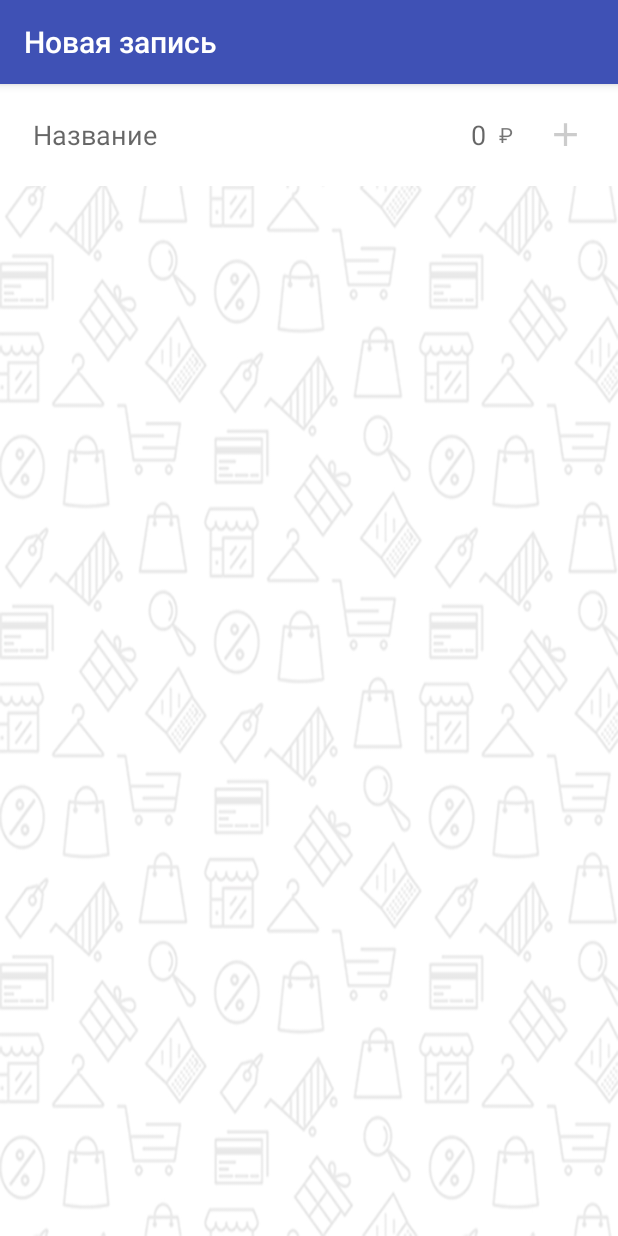
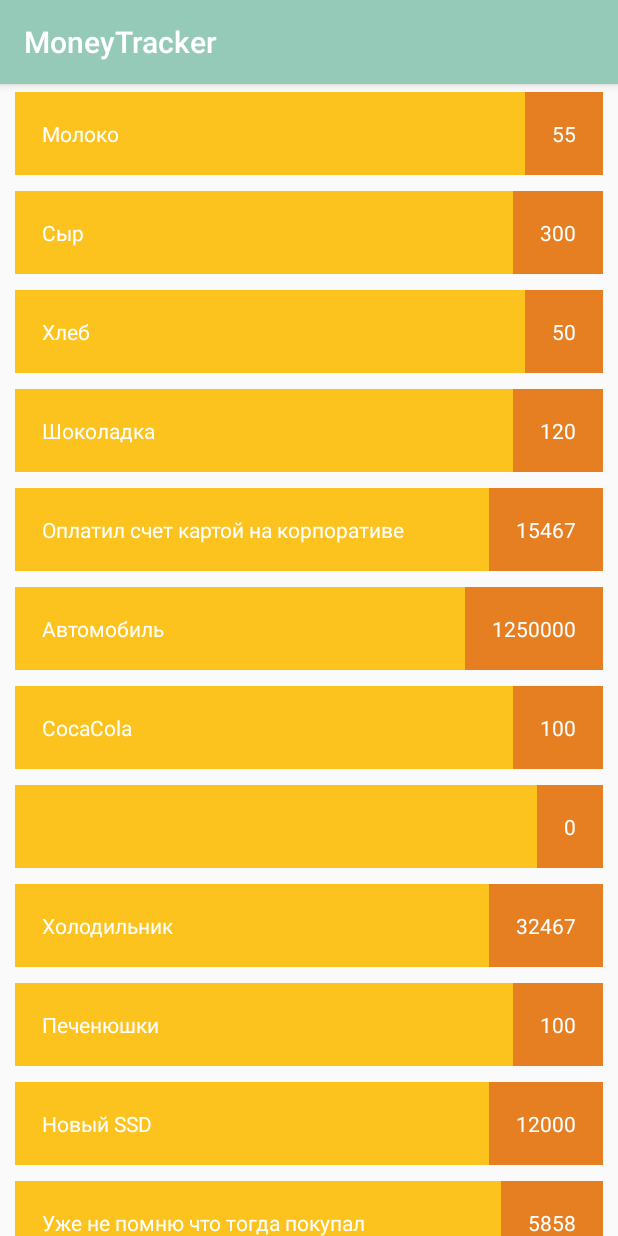
Before and after one commit to miralas/MoneyTracker, an Android app: the screen it shows after launch (AddItemActivity before the commit, ItemListActivity after it), on a phone screen of 412 x 824 dp. Run offline under Robolectric (Android 15) with nearby library versions, the phone set to English and light mode, and no system bars.

Commit message:
Added everything from the webinar

```diff
--- a/app/build.gradle
+++ b/app/build.gradle
@@ -21,6 +21,7 @@ android {
 dependencies {
     implementation fileTree(dir: 'libs', include: ['*.jar'])
     implementation 'com.android.support:appcompat-v7:26.1.0'
+    implementation 'com.android.support:recyclerview-v7:26.1.0'
     implementation 'com.android.support.constraint:constraint-layout:1.0.2'
     testImplementation 'junit:junit:4.12'
     androidTestImplementation 'com.android.support.test:runner:1.0.1'
--- a/app/src/main/AndroidManifest.xml
+++ b/app/src/main/AndroidManifest.xml
@@ -17,6 +17,13 @@
             <!--</intent-filter>-->
         </activity>
         <activity android:name=".AddItemActivity">
+            <!--<intent-filter>-->
+                <!--<action android:name="android.intent.action.MAIN" />-->
+
+                <!--<category android:name="android.intent.category.LAUNCHER" />-->
+            <!--</intent-filter>-->
+        </activity>
+        <activity android:name=".ItemListActivity" android:title="@string/activity_item_list_title">
             <intent-filter>
                 <action android:name="android.intent.action.MAIN" />
 
--- /dev/null
+++ b/app/src/main/java/com/miralas/moneytracker/Item.java
@@ -0,0 +1,29 @@
+package com.miralas.moneytracker;
+
+/**
+ * Created by tiburon on 23/03/2018.
+ */
+
+public class Item {
+
+    private final String title;
+    private final int price;
+    private String comment;
+
+    public Item(String title, int price) {
+        this.title = title;
+        this.price = price;
+    }
+
+    public String getTitle() {
+        return title;
+    }
+
+    public int getPrice() {
+        return price;
+    }
+
+    public String getComment() {
+        return comment;
+    }
+}
--- /dev/null
+++ b/app/src/main/java/com/miralas/moneytracker/ItemListActivity.java
@@ -0,0 +1,90 @@
+package com.miralas.moneytracker;
+
+import android.os.Bundle;
+import android.support.annotation.Nullable;
+import android.support.v7.app.AppCompatActivity;
+import android.support.v7.widget.LinearLayoutManager;
+import android.support.v7.widget.RecyclerView;
+import android.text.SpannableString;
+import android.text.SpannableStringBuilder;
+import android.view.LayoutInflater;
+import android.view.View;
+import android.view.ViewGroup;
+import android.widget.TextView;
+
+import java.util.ArrayList;
+import java.util.List;
+
+/**
+ * Created by tiburon on 23/03/2018.
+ */
+
+public class ItemListActivity extends AppCompatActivity {
+
+    private RecyclerView view;
+    private List<Item> data = new ArrayList<>();
+    private ItemListAdapter adapter;
+
+    @Override
+    protected void onCreate(@Nullable Bundle savedInstanceState) {
+        super.onCreate(savedInstanceState);
+        setContentView(R.layout.activity_item_list);
+        createData();
+        view = findViewById(R.id.list);
+        view.setLayoutManager(new LinearLayoutManager(this));
+        adapter = new ItemListAdapter();
+        view.setAdapter(adapter);
+//        adapter.notifyDataSetChanged();
+    }
+
+    private void createData() {
+        data.add(new Item("Молоко", 55));
+        data.add(new Item("Сыр", 300));
+        data.add(new Item("Хлеб", 50));
+        data.add(new Item("Шоколадка", 120));
+        data.add(new Item("Оплатил счет картой на корпоративе", 15467));
+        data.add(new Item("Автомобиль", 1250000));
+        data.add(new Item("CocaCola", 100));
+        data.add(new Item("", 0));
+        data.add(new Item("Холодильник", 32467));
+        data.add(new Item("Печенюшки", 100));
+        data.add(new Item("Новый SSD", 12000));
+        data.add(new Item("Уже не помню что тогда покупал", 5858));
+    }
+
+    private class ItemListAdapter extends RecyclerView.Adapter<ItemViewHolder> {
+        @Override
+        public ItemViewHolder onCreateViewHolder(ViewGroup parent, int viewType) {
+            return new ItemViewHolder(LayoutInflater.from(parent.getContext())
+                    .inflate(R.layout.item_record, parent, false));
+        }
+
+        @Override
+        public void onBindViewHolder(ItemViewHolder holder, int position) {
+            Item item = data.get(position);
+            holder.applyData(item);
+        }
+
+        @Override
+        public int getItemCount() {
+            return data.size();
+        }
+    }
+
+    private class ItemViewHolder extends RecyclerView.ViewHolder {
+
+        private final TextView title;
+        private final TextView price;
+
+        public ItemViewHolder(View itemView) {
+            super(itemView);
+            title = itemView.findViewById(R.id.item_title);
+            price = itemView.findViewById(R.id.item_price);
+        }
+
+        public void applyData(Item item) {
+            title.setText(item.getTitle());
+            price.setText(String.valueOf(item.getPrice()));
+        }
+    }
+}
--- /dev/null
+++ b/app/src/main/res/layout/activity_item_list.xml
@@ -0,0 +1,12 @@
+<?xml version="1.0" encoding="utf-8"?>
+<FrameLayout xmlns:android="http://schemas.android.com/apk/res/android"
+    android:layout_width="match_parent"
+    android:layout_height="match_parent"
+    xmlns:tools="http://schemas.android.com/tools">
+
+    <android.support.v7.widget.RecyclerView
+        android:id="@+id/list"
+        android:layout_width="match_parent"
+        android:layout_height="match_parent"
+        tools:listitem="@layout/item_record"/>
+</FrameLayout>
--- /dev/null
+++ b/app/src/main/res/layout/item_record.xml
@@ -0,0 +1,31 @@
+<?xml version="1.0" encoding="utf-8"?>
+<LinearLayout xmlns:android="http://schemas.android.com/apk/res/android"
+    xmlns:tools="http://schemas.android.com/tools"
+    android:layout_width="match_parent"
+    android:layout_height="wrap_content"
+    android:layout_marginBottom="5dp"
+    android:layout_marginLeft="10dp"
+    android:layout_marginRight="10dp"
+    android:layout_marginTop="5dp"
+    android:orientation="horizontal">
+
+    <TextView
+        android:id="@+id/item_title"
+        android:layout_width="0dp"
+        android:layout_height="wrap_content"
+        android:layout_weight="1"
+        android:background="@color/titleColorOnList"
+        android:padding="18dp"
+        android:textColor="@color/white"
+        tools:text="Молоко" />
+
+    <TextView
+        android:id="@+id/item_price"
+        android:layout_width="wrap_content"
+        android:layout_height="match_parent"
+        android:background="@color/priceColorOnList"
+        android:gravity="center"
+        android:padding="18dp"
+        android:textColor="@color/white"
+        tools:text="55P " />
+</LinearLayout>
--- a/app/src/main/res/values/colors.xml
+++ b/app/src/main/res/values/colors.xml
@@ -1,8 +1,10 @@
 <?xml version="1.0" encoding="utf-8"?>
 <resources>
-    <color name="colorPrimary">#3F51B5</color>
-    <color name="colorPrimaryDark">#303F9F</color>
-    <color name="colorAccent">#FF4081</color>
+    <color name="colorPrimary">#95c9b8</color>
+    <color name="colorPrimaryDark">#87b5a6</color>
+    <color name="colorAccent">#1ca498</color>
     <color name="textBackground">#84C0C5</color>
     <color name="white">#FFFFFF</color>
+    <color name="titleColorOnList">#fcc31e</color>
+    <color name="priceColorOnList">#e67e22</color>
 </resources>
--- a/app/src/main/res/values/strings.xml
+++ b/app/src/main/res/values/strings.xml
@@ -5,4 +5,5 @@
     <string name="rub_symbol">₽</string>
     <string name="add_item_title_hint">Название</string>
     <string name="add_item_price_hint">0</string>
+    <string name="activity_item_list_title">Учет бюджета</string>
 </resources>
```
